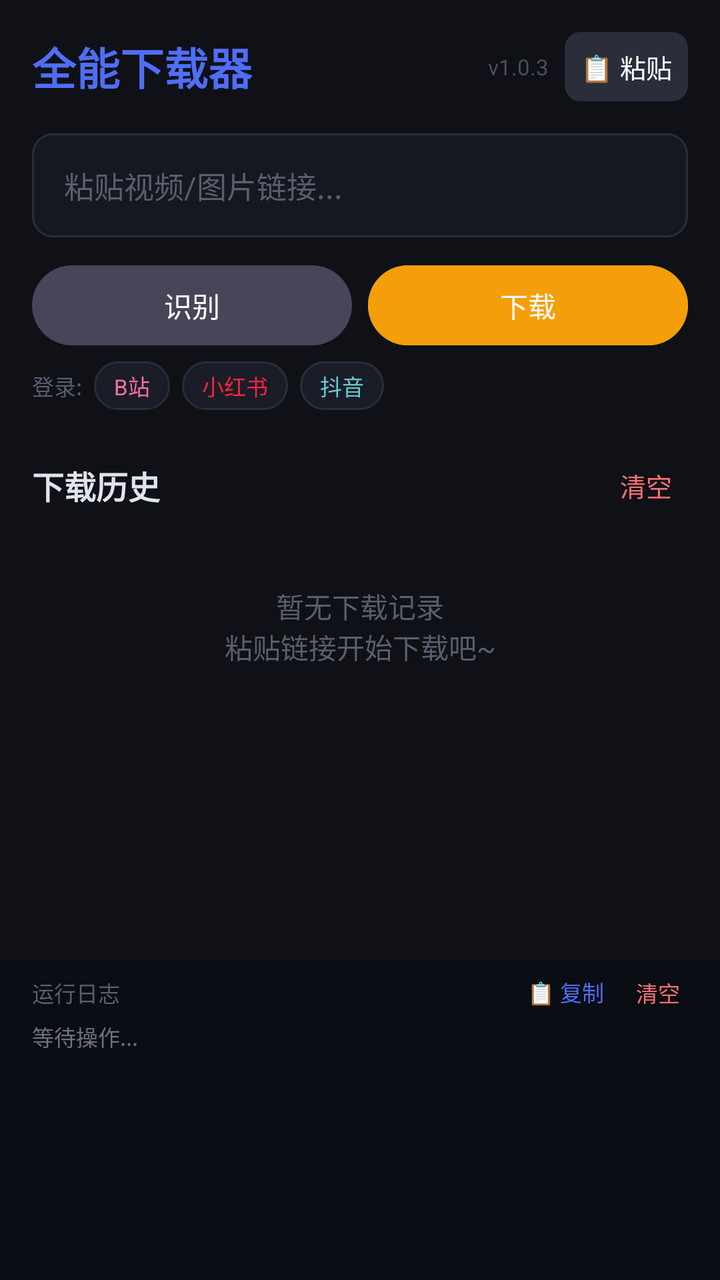
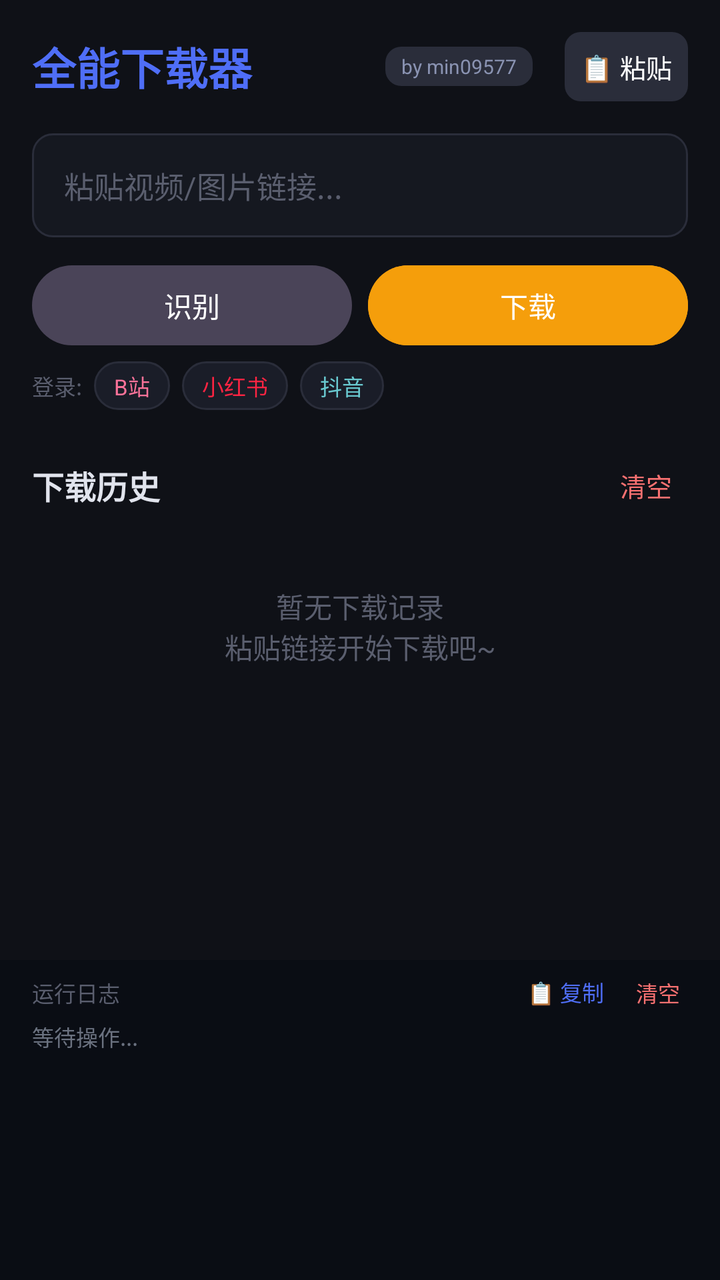

Before-and-after screenshots of an Android layout around one commit, followed by the original layout XML and the change that was made.
<!-- AndroidManifest.xml: application theme Theme.UniversalDownloader -->
<!-- res/layout/activity_main.xml -->
<?xml version="1.0" encoding="utf-8"?>
<LinearLayout xmlns:android="http://schemas.android.com/apk/res/android"
    xmlns:app="http://schemas.android.com/apk/res-auto"
    android:layout_width="match_parent"
    android:layout_height="match_parent"
    android:orientation="vertical"
    android:background="#0F1117"
    android:fitsSystemWindows="true">

    
    <LinearLayout
        android:layout_width="match_parent"
        android:layout_height="wrap_content"
        android:gravity="center_vertical"
        android:orientation="horizontal"
        android:padding="16dp">

        <TextView
            android:layout_width="0dp"
            android:layout_height="wrap_content"
            android:layout_weight="1"
            android:text="全能下载器"
            android:textColor="#4F6EF7"
            android:textSize="22sp"
            android:textStyle="bold" />

        <TextView
            android:id="@+id/tvVersion"
            android:layout_width="wrap_content"
            android:layout_height="wrap_content"
            android:text="v1.0.3"
            android:textColor="#4A4E5E"
            android:textSize="11sp"
            android:layout_marginEnd="8dp" />

        <TextView
            android:id="@+id/btnPaste"
            android:layout_width="wrap_content"
            android:layout_height="wrap_content"
            android:background="@drawable/bg_button_small"
            android:clickable="true"
            android:focusable="true"
            android:padding="8dp"
            android:text="📋 粘贴"
            android:textColor="@android:color/white"
            android:textSize="13sp" />
    </LinearLayout>

    
    <LinearLayout
        android:layout_width="match_parent"
        android:layout_height="wrap_content"
        android:orientation="vertical"
        android:paddingHorizontal="16dp">

        <EditText
            android:id="@+id/etUrl"
            android:layout_width="match_parent"
            android:layout_height="52dp"
            android:background="@drawable/bg_input"
            android:hint="粘贴视频/图片链接..."
            android:inputType="textUri"
            android:maxLines="1"
            android:paddingHorizontal="16dp"
            android:textColor="#E1E4ED"
            android:textColorHint="#5A5E6E"
            android:textSize="15sp" />

        <LinearLayout
            android:layout_width="match_parent"
            android:layout_height="wrap_content"
            android:layout_marginTop="10dp"
            android:orientation="horizontal">

            <Button
                android:id="@+id/btnAnalyze"
                style="@style/Widget.Material3.Button.TonalButton"
                android:layout_width="0dp"
                android:layout_height="48dp"
                android:layout_marginEnd="8dp"
                android:layout_weight="1"
                android:text="识别"
                android:textColor="@android:color/white" />

            <Button
                android:id="@+id/btnDownload"
                style="@style/Widget.Material3.Button.TonalButton"
                android:layout_width="0dp"
                android:layout_height="48dp"
                android:layout_weight="1"
                android:backgroundTint="#F59E0B"
                android:enabled="false"
                android:text="下载"
                android:textColor="@android:color/white" />
        </LinearLayout>
    </LinearLayout>

    
    <LinearLayout
        android:layout_width="match_parent"
        android:layout_height="wrap_content"
        android:layout_marginHorizontal="16dp"
        android:layout_marginTop="4dp"
        android:gravity="center_vertical"
        android:orientation="horizontal">

        <TextView
            android:layout_width="wrap_content"
            android:layout_height="wrap_content"
            android:text="登录:"
            android:textColor="#5A5E6E"
            android:textSize="11sp" />

        <TextView
            android:id="@+id/btnLoginBilibili"
            android:layout_width="wrap_content"
            android:layout_height="wrap_content"
            android:layout_marginStart="6dp"
            android:background="@drawable/bg_login_btn"
            android:clickable="true"
            android:focusable="true"
            android:paddingHorizontal="10dp"
            android:paddingVertical="4dp"
            android:text="B站"
            android:textColor="#FB7299"
            android:textSize="11sp" />

        <TextView
            android:id="@+id/btnLoginXhs"
            android:layout_width="wrap_content"
            android:layout_height="wrap_content"
            android:layout_marginStart="6dp"
            android:background="@drawable/bg_login_btn"
            android:clickable="true"
            android:focusable="true"
            android:paddingHorizontal="10dp"
            android:paddingVertical="4dp"
            android:text="小红书"
            android:textColor="#FF2442"
            android:textSize="11sp" />

        <TextView
            android:id="@+id/btnLoginDouyin"
            android:layout_width="wrap_content"
            android:layout_height="wrap_content"
            android:layout_marginStart="6dp"
            android:background="@drawable/bg_login_btn"
            android:clickable="true"
            android:focusable="true"
            android:paddingHorizontal="10dp"
            android:paddingVertical="4dp"
            android:text="抖音"
            android:textColor="#69C9D0"
            android:textSize="11sp" />
    </LinearLayout>

    
    <LinearLayout
        android:id="@+id/layoutResult"
        android:layout_width="match_parent"
        android:layout_height="wrap_content"
        android:layout_margin="16dp"
        android:background="@drawable/bg_card"
        android:orientation="vertical"
        android:padding="14dp"
        android:visibility="gone">

        <TextView
            android:id="@+id/tvResultTitle"
            android:layout_width="match_parent"
            android:layout_height="wrap_content"
            android:ellipsize="end"
            android:maxLines="2"
            android:textColor="#E1E4ED"
            android:textSize="15sp"
            android:textStyle="bold" />

        <TextView
            android:id="@+id/tvResultPlatform"
            android:layout_width="wrap_content"
            android:layout_height="wrap_content"
            android:layout_marginTop="4dp"
            android:textColor="#8B8FA8"
            android:textSize="13sp" />
    </LinearLayout>

    
    <LinearLayout
        android:id="@+id/layoutProgress"
        android:layout_width="match_parent"
        android:layout_height="wrap_content"
        android:layout_marginHorizontal="16dp"
        android:orientation="vertical"
        android:visibility="gone">

        <ProgressBar
            android:id="@+id/progressBar"
            style="?android:attr/progressBarStyleHorizontal"
            android:layout_width="match_parent"
            android:layout_height="6dp"
            android:max="100"
            android:progressTint="#4F6EF7" />

        <LinearLayout
            android:layout_width="match_parent"
            android:layout_height="wrap_content"
            android:layout_marginTop="6dp"
            android:orientation="horizontal">

            <TextView
                android:id="@+id/tvProgress"
                android:layout_width="0dp"
                android:layout_height="wrap_content"
                android:layout_weight="1"
                android:textColor="#8B8FA8"
                android:textSize="12sp" />

            <TextView
                android:id="@+id/tvSpeed"
                android:layout_width="wrap_content"
                android:layout_height="wrap_content"
                android:textColor="#8B8FA8"
                android:textSize="12sp" />
        </LinearLayout>
    </LinearLayout>

    
    <LinearLayout
        android:layout_width="match_parent"
        android:layout_height="wrap_content"
        android:layout_marginHorizontal="16dp"
        android:layout_marginTop="20dp"
        android:gravity="center_vertical"
        android:orientation="horizontal">

        <TextView
            android:layout_width="0dp"
            android:layout_height="wrap_content"
            android:layout_weight="1"
            android:text="下载历史"
            android:textColor="#E1E4ED"
            android:textSize="16sp"
            android:textStyle="bold" />

        <TextView
            android:id="@+id/btnClearHistory"
            android:layout_width="wrap_content"
            android:layout_height="wrap_content"
            android:clickable="true"
            android:focusable="true"
            android:padding="8dp"
            android:text="清空"
            android:textColor="#F87171"
            android:textSize="13sp" />
    </LinearLayout>

    
    <TextView
        android:id="@+id/tvEmptyHistory"
        android:layout_width="match_parent"
        android:layout_height="0dp"
        android:layout_weight="1"
        android:gravity="center"
        android:text="暂无下载记录\n粘贴链接开始下载吧~"
        android:textAlignment="center"
        android:textColor="#5A5E6E"
        android:textSize="14sp" />

    
    <androidx.recyclerview.widget.RecyclerView
        android:id="@+id/rvHistory"
        android:layout_width="match_parent"
        android:layout_height="0dp"
        android:layout_weight="1"
        android:layout_marginHorizontal="16dp"
        android:layout_marginTop="8dp"
        android:clipToPadding="false"
        android:paddingBottom="8dp" />

    
    <LinearLayout
        android:id="@+id/layoutLog"
        android:layout_width="match_parent"
        android:layout_height="160dp"
        android:background="#0A0D14"
        android:orientation="vertical">

        <LinearLayout
            android:layout_width="match_parent"
            android:layout_height="wrap_content"
            android:gravity="center_vertical"
            android:orientation="horizontal"
            android:paddingHorizontal="16dp"
            android:paddingTop="4dp"
            android:paddingBottom="2dp">

            <TextView
                android:layout_width="0dp"
                android:layout_height="wrap_content"
                android:layout_weight="1"
                android:text="运行日志"
                android:textColor="#5A5E6E"
                android:textSize="11sp" />

            <TextView
                android:id="@+id/btnCopyLog"
                android:layout_width="wrap_content"
                android:layout_height="wrap_content"
                android:clickable="true"
                android:focusable="true"
                android:padding="4dp"
                android:text="📋 复制"
                android:textColor="#4F6EF7"
                android:textSize="11sp" />

            <TextView
                android:id="@+id/btnClearLog"
                android:layout_width="wrap_content"
                android:layout_height="wrap_content"
                android:clickable="true"
                android:focusable="true"
                android:padding="4dp"
                android:paddingStart="12dp"
                android:text="清空"
                android:textColor="#F87171"
                android:textSize="11sp" />
        </LinearLayout>

        <ScrollView
            android:id="@+id/scrollLog"
            android:layout_width="match_parent"
            android:layout_height="0dp"
            android:layout_weight="1"
            android:paddingHorizontal="16dp"
            android:paddingBottom="8dp">

            <TextView
                android:id="@+id/tvLog"
                android:layout_width="match_parent"
                android:layout_height="wrap_content"
                android:text="等待操作..."
                android:textColor="#6B7280"
                android:textSize="11sp"
                android:fontFamily="monospace"
                android:textIsSelectable="true" />
        </ScrollView>
    </LinearLayout>

</LinearLayout>
<!-- resources referenced by this layout -->
<resources>
  <!-- drawable bg_button_small (drawable) -->
  <?xml version="1.0" encoding="utf-8"?>
  <shape xmlns:android="http://schemas.android.com/apk/res/android"
      android:shape="rectangle">
      <solid android:color="#2A2D3A" />
      <corners android:radius="8dp" />
  </shape>
  <!-- drawable bg_card (drawable) -->
  <?xml version="1.0" encoding="utf-8"?>
  <shape xmlns:android="http://schemas.android.com/apk/res/android"
      android:shape="rectangle">
      <solid android:color="#1A1D27" />
      <corners android:radius="12dp" />
      <stroke android:width="1dp" android:color="#2A2D3A" />
  </shape>
  <!-- drawable bg_input (drawable) -->
  <?xml version="1.0" encoding="utf-8"?>
  <shape xmlns:android="http://schemas.android.com/apk/res/android"
      android:shape="rectangle">
      <solid android:color="#151820" />
      <corners android:radius="10dp" />
      <stroke android:width="1dp" android:color="#2A2D3A" />
  </shape>
  <!-- drawable bg_login_btn (drawable) -->
  <?xml version="1.0" encoding="utf-8"?>
  <shape xmlns:android="http://schemas.android.com/apk/res/android">
      <solid android:color="#1A1D28" />
      <corners android:radius="12dp" />
      <stroke android:width="1dp" android:color="#2A2D3A" />
  </shape>
  <style name="Theme.UniversalDownloader" parent="Theme.Material3.Dark.NoActionBar">
          <item name="colorPrimary">@color/primary</item>
          <item name="colorOnPrimary">@android:color/white</item>
          <item name="android:colorBackground">@color/background</item>
          <item name="android:statusBarColor">@color/background</item>
          <item name="android:navigationBarColor">@color/background</item>
          <item name="android:windowLightStatusBar">false</item>
      </style>
  <color name="primary">#4F6EF7</color>
  <color name="background">#0F1117</color>
</resources>

<!-- the commit's change to res/layout/activity_main.xml (unified diff, before → after) -->
@@ -25,10 +25,21 @@
             android:textStyle="bold" />
 
         <TextView
+            android:id="@+id/tvAuthor"
+            android:layout_width="wrap_content"
+            android:layout_height="wrap_content"
+            android:background="@drawable/bg_button_small"
+            android:paddingHorizontal="8dp"
+            android:paddingVertical="3dp"
+            android:text="by min09577"
+            android:textColor="#8A93B2"
+            android:textSize="10sp"
+            android:layout_marginEnd="8dp" />
+
+        <TextView
             android:id="@+id/tvVersion"
             android:layout_width="wrap_content"
             android:layout_height="wrap_content"
-            android:text="v1.0.3"
             android:textColor="#4A4E5E"
             android:textSize="11sp"
             android:layout_marginEnd="8dp" />
